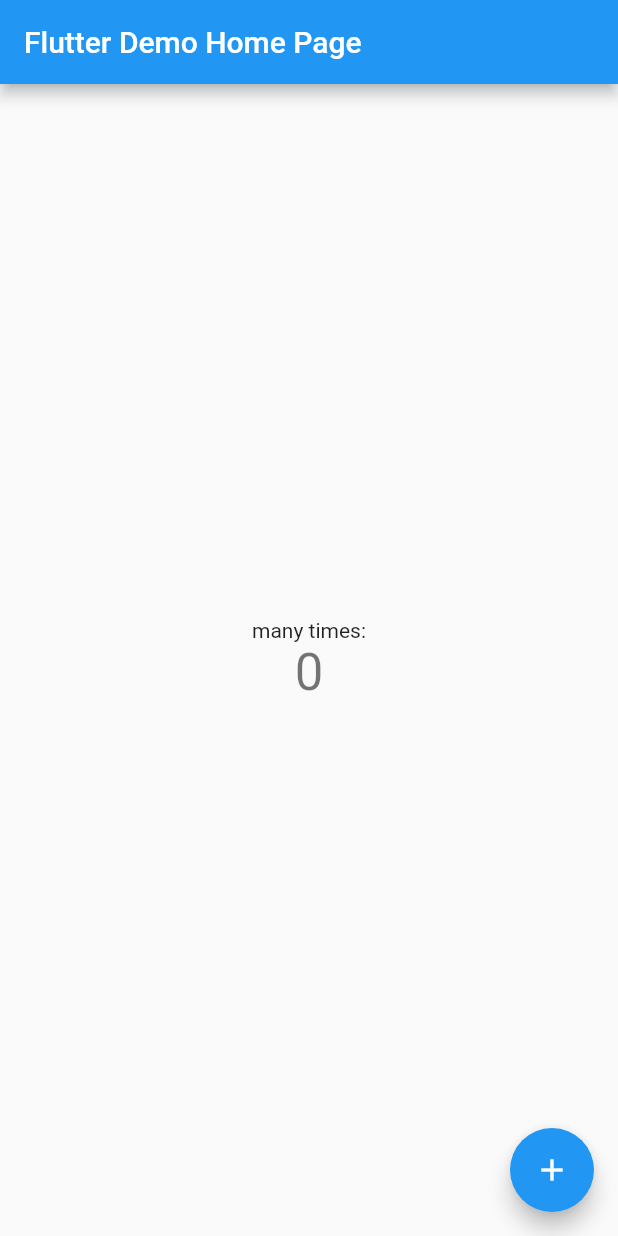
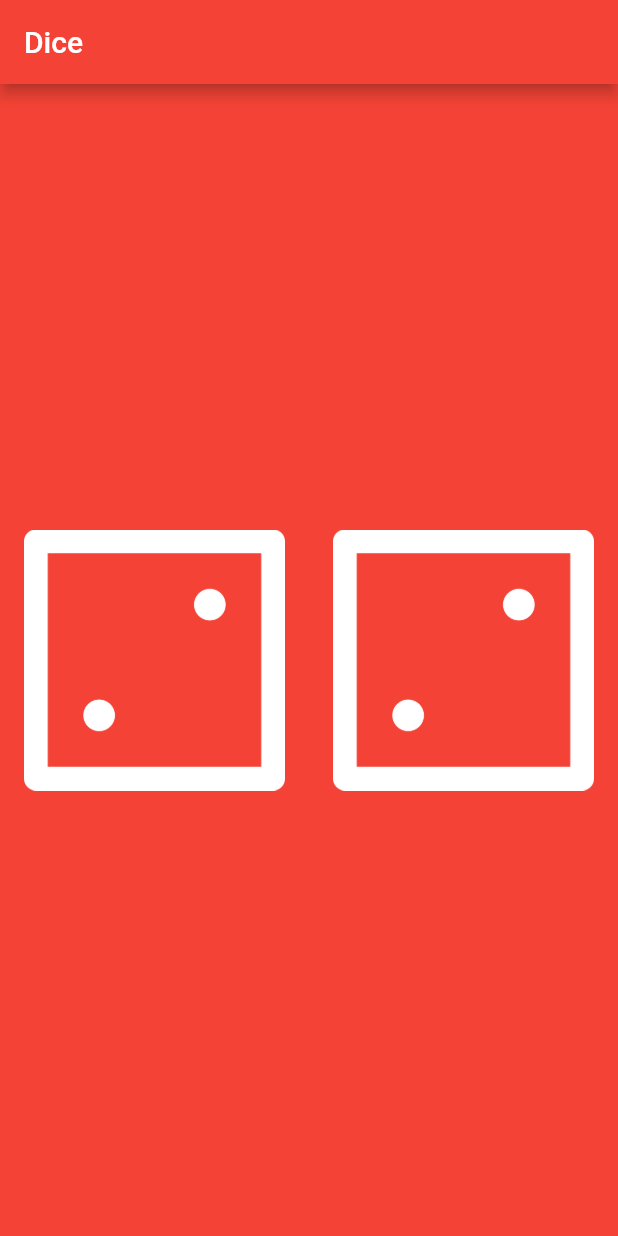
Before and after one commit to j-up/flutter-study, a Flutter app: the screen it shows after launch, on a phone screen of 412 x 824 dp. Run offline on Flutter 3.47's test engine with Material 2 defaults, Android fonts, the phone set to English and light mode, and no system bars.

Commit message:
주사위 예제

```diff
--- a/lib/main.dart
+++ b/lib/main.dart
@@ -1,60 +1,42 @@
 import 'package:flutter/material.dart';
 
 void main() {
-  runApp(MyApp());
+  runApp(MaterialApp(
+    home: Scaffold(
+      backgroundColor: Colors.red,
+      appBar: AppBar(
+        title: Text("Dice"),
+        backgroundColor: Colors.red,
+      ),
+      body: DicePage(),
+    ),
+  ));
 }
 
-// 정적(바뀌지않음)
-class MyApp extends StatelessWidget {
+class DicePage extends StatelessWidget {
   @override
   Widget build(BuildContext context) {
-    return MaterialApp(
-      title:'Demos',
-      theme: ThemeData(primarySwatch: Colors.blue),
-      home: MyHomePage(title: 'Flutter Demo Home Page')
+    return Center(
+      child: Row(
+        children: <Widget>[
+          // Expanded 크기에 맞게 레이아웃이 적용됨
+          // 같은 영역의 Expanded가 있을때 flex는 가로세로 영역에 대한 비율 ex) 현재는 1:2의 비율로 들어감
+          Expanded(
+            // FlatButton 이미지나 텍스트에 버튼이벤트를 연결할때 사용
+            child: FlatButton(
+              onPressed: () {
+                print("left dice click");
+              },
+              padding: EdgeInsets.all(16),
+              child: Image.asset('images/dice2.png'))
+          ),
+          Expanded(
+              child: Padding(
+                  padding: EdgeInsets.all(16),
+                  child: Image.asset('images/dice2.png'))
+          )
+        ],
+      ),
     );
   }
 }
-
-// 동적(바뀜)
-class MyHomePage extends StatefulWidget {
-  final String title;
-
-  MyHomePage({Key key, this.title}) : super(key: key);
-  @override
-  _State createState() => _State();
-}
-
-class _State extends State<MyHomePage> {
-  // _ = private 변수
-  int _counter = 0;
-
-  @override
-  Widget build(BuildContext context) {
-    return Scaffold(
-      appBar: AppBar(title: Text(widget.title),),
-      body: Center(
-        // 칼럼은 리스트뷰처럼 한줄 한줄 생김
-        child: Column(mainAxisAlignment: MainAxisAlignment.center,
-        children: <Widget>[
-          Text('many times:'),
-          Text('$_counter', style: Theme.of(context).textTheme.display1)
-
-        ],
-        ),
-      ),
-      floatingActionButton: FloatingActionButton(
-        onPressed: _incrementCounter(),
-        tooltip: 'increment',
-        child: Icon(Icons.add)
-      ),
-    );
-  }
-
-  _incrementCounter() {
-    // 바뀐사항 적용
-    setState(() {
-      _counter++;
-    });
-  }
-}
--- a/pubspec.yaml
+++ b/pubspec.yaml
@@ -43,7 +43,8 @@ flutter:
   # included with your application, so that you can use the icons in
   # the material Icons class.
   uses-material-design: true
-
+  assets:
+    - images/
   # To add assets to your application, add an assets section, like this:
   # assets:
   #   - images/a_dot_burr.jpeg
```
Also changed, not shown: images/dice1.png (added), images/dice2.png (added), images/dice3.png (added), images/dice4.png (added), images/dice5.png (added), images/dice6.png (added).
